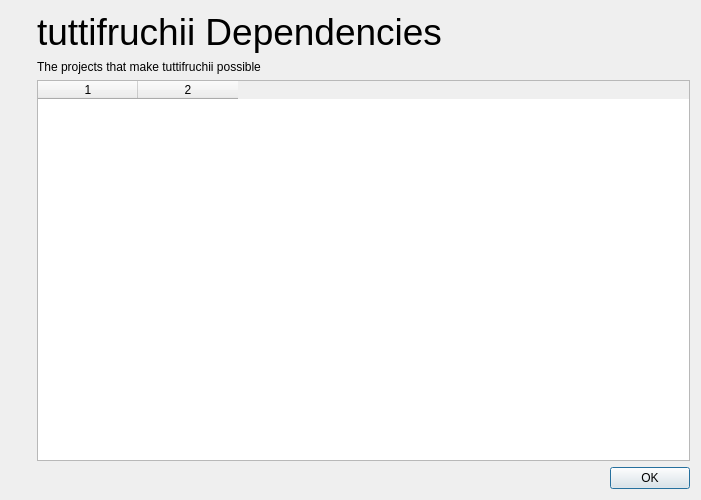
Before: the Qt Designer form src/lichii/deps_dialog.ui in codyrainy-bit/TuttiFruchii, drawn with Qt 5.
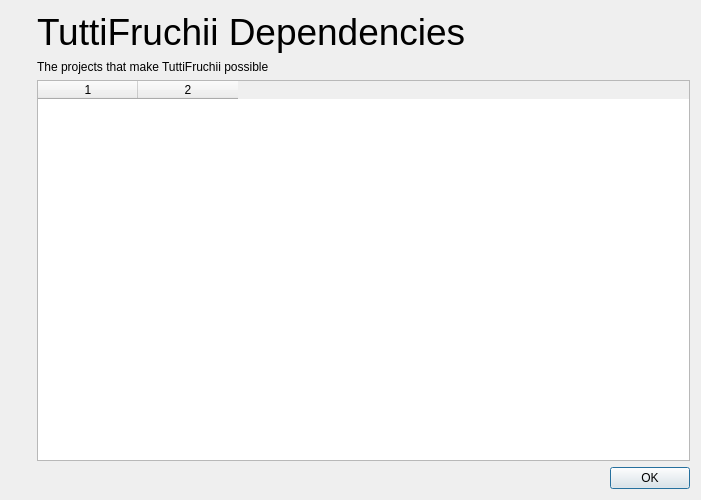
After: the same form once the commit is applied. Icons and pictures are not drawn.

Commit message: branding: spell the product TuttiFruchii everywhere

Diff of the .ui file:
```diff
--- a/src/lichii/deps_dialog.ui
+++ b/src/lichii/deps_dialog.ui
@@ -69,7 +69,7 @@
           </sizepolicy>
          </property>
          <property name="text">
-          <string>&lt;html&gt;&lt;head/&gt;&lt;body&gt;&lt;p&gt;&lt;span style=&quot; font-size:28pt;&quot;&gt;tuttifruchii Dependencies&lt;/span&gt;&lt;/p&gt;&lt;/body&gt;&lt;/html&gt;</string>
+          <string>&lt;html&gt;&lt;head/&gt;&lt;body&gt;&lt;p&gt;&lt;span style=&quot; font-size:28pt;&quot;&gt;TuttiFruchii Dependencies&lt;/span&gt;&lt;/p&gt;&lt;/body&gt;&lt;/html&gt;</string>
          </property>
         </widget>
        </item>
@@ -82,7 +82,7 @@
           </sizepolicy>
          </property>
          <property name="text">
-        <string>&lt;html&gt;&lt;head/&gt;&lt;body&gt;&lt;p&gt;The projects that make tuttifruchii possible&lt;/p&gt;&lt;/body&gt;&lt;/html&gt;</string>
+        <string>&lt;html&gt;&lt;head/&gt;&lt;body&gt;&lt;p&gt;The projects that make TuttiFruchii possible&lt;/p&gt;&lt;/body&gt;&lt;/html&gt;</string>
          </property>
         </widget>
        </item>
```
Left out of the diff: 2 changed lines with no effect on the pictures. The commit also changes 34 other files.
